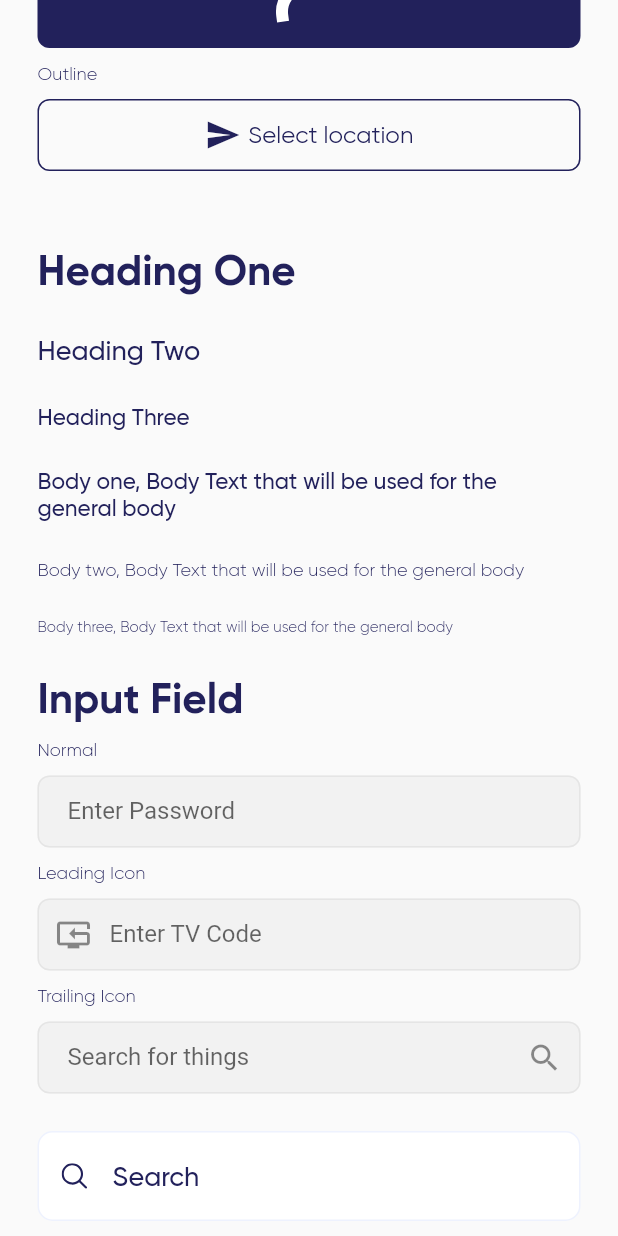
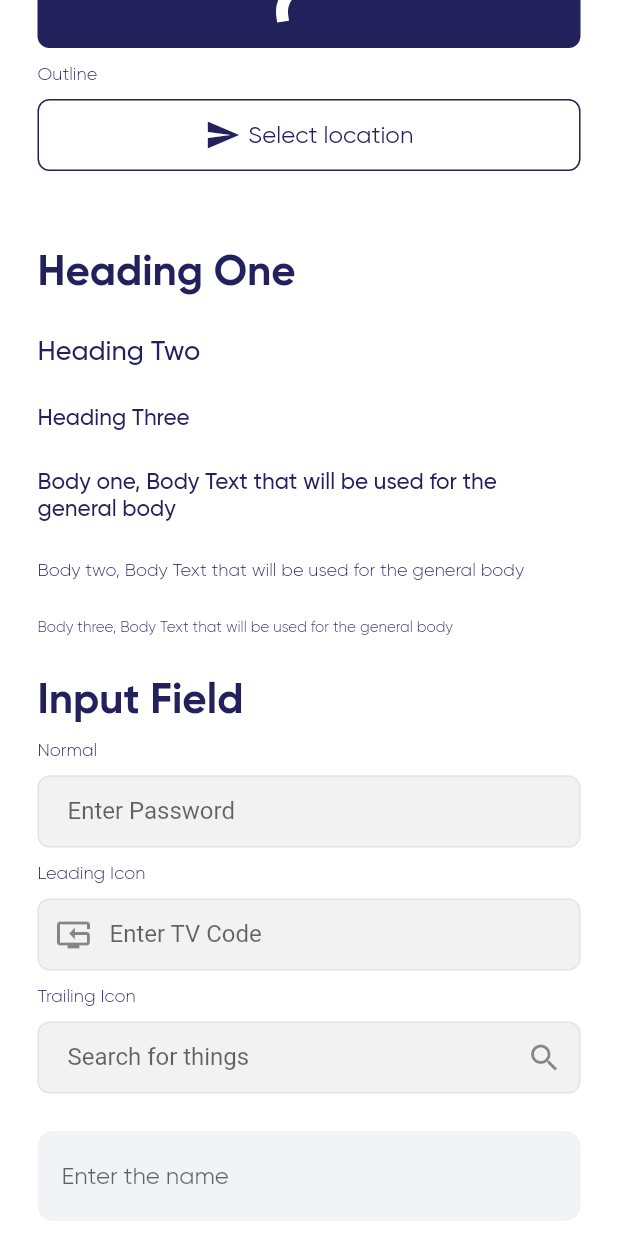
Before and after one commit to bannarisoftwares/Box_UI, a Flutter app: the screen it shows after launch, scrolled down 350 dp, on a phone screen of 412 x 824 dp. Run offline on Flutter 3.47's test engine with Material 2 defaults, Android fonts, the phone set to English and light mode, and no system bars; our stand-ins replace flutter_svg.

Commit message:
Added Box form input field

```diff
--- a/example/lib/example_view.dart
+++ b/example/lib/example_view.dart
@@ -7,6 +7,7 @@ class ExampleView extends StatelessWidget {
   @override
   Widget build(BuildContext context) {
     return Scaffold(
+      backgroundColor: Colors.white,
       body: ListView(
         padding: const EdgeInsets.symmetric(horizontal: 25, vertical: 30),
         children: [
@@ -32,11 +33,14 @@ class ExampleView extends StatelessWidget {
         verticalSpaceMedium,
         BoxText.headingThree('Heading Three'),
         verticalSpaceMedium,
-        BoxText.bodyOne('Body one, Body Text that will be used for the general body'),
+        BoxText.bodyOne(
+            'Body one, Body Text that will be used for the general body'),
         verticalSpaceMedium,
-        BoxText.bodyTwo('Body two, Body Text that will be used for the general body'),
+        BoxText.bodyTwo(
+            'Body two, Body Text that will be used for the general body'),
         verticalSpaceMedium,
-        BoxText.bodyThree('Body three, Body Text that will be used for the general body'),
+        BoxText.bodyThree(
+            'Body three, Body Text that will be used for the general body'),
         verticalSpaceMedium,
       ];
 
@@ -102,8 +106,6 @@ class ExampleView extends StatelessWidget {
         )
       ];
 
-  List<Widget> get widgets => [
-    verticalSpaceMedium,
-    BoxSearch(),
-    verticalSpaceMedium];
+  List<Widget> get widgets =>
+      [verticalSpaceMedium, BoxInput(), verticalSpaceMedium, BoxSearch()];
 }
--- a/lib/box_ui.dart
+++ b/lib/box_ui.dart
@@ -6,6 +6,7 @@ export 'src/widgets/box_button.dart';
 export 'src/widgets/box_input_field.dart';
 export 'src/widgets/autocomplete_listItem.dart';
 export 'src/widgets/box_search.dart';
+export 'src/widgets/box_form_input_field.dart';
 
 // Colors Export
 export 'src/shared/app_colors.dart';
--- a/lib/src/shared/app_colors.dart
+++ b/lib/src/shared/app_colors.dart
@@ -1,8 +1,10 @@
 import 'package:flutter/material.dart';
 
 const Color kcPrimaryColor = Color(0xff22215B);
+const Color kcWhiteColor = Color(0xffffffff);
 const Color kcSecondaryColor = Color(0xff8E97FD);
 const Color kcMediumGreyColor = Color(0xff868686);
 const Color kcLightGreyColor = Color(0xffe5e5e5);
+const Color kcGreyColor = Color(0xFFF2F3F7);
 const Color kcVeryLightGreyColor = Color(0xfff2f2f2);
-const Color kcBorderColor = Color(0xffEEF2FE);
+const Color kcBorderColor = Color(0xFFEEF2FE);
--- /dev/null
+++ b/lib/src/widgets/box_form_input_field.dart
@@ -0,0 +1,43 @@
+import 'package:box_ui/box_ui.dart';
+import 'package:box_ui/src/shared/styles.dart';
+import 'package:flutter/cupertino.dart';
+import 'package:flutter/material.dart';
+import 'package:flutter_svg/svg.dart';
+
+class BoxInput extends StatelessWidget {
+  final String hintText;
+  final double verticalPadding;
+  final double horizontalPadding;
+  final double borderWidth;
+  final double borderRadius;
+
+  // const BoxInput({Key? key, this.hintText = "Search"}) : super(key: key);
+  const BoxInput(
+      {Key? key,
+      this.hintText = "Enter the name",
+      this.verticalPadding = 5,
+      this.horizontalPadding = 15,
+      this.borderWidth = 1,
+      this.borderRadius = 10})
+      : super(key: key);
+
+  @override
+  Widget build(BuildContext context) {
+    return Container(
+        // margin: EdgeInsets.symmetric(vertical: 30),
+        padding: EdgeInsets.symmetric(
+            vertical: verticalPadding, horizontal: horizontalPadding),
+        decoration: BoxDecoration(
+            color: kcGreyColor,
+            borderRadius: BorderRadius.circular(borderRadius),
+            border: Border.all(color: kcGreyColor, width: borderWidth)),
+        child: TextField(
+          // style: TextStyle(fontFamily: FontStyle.),
+          decoration: InputDecoration(
+            hintText: hintText,
+            hintStyle: bodyStyle,
+            border: InputBorder.none,
+          ),
+        ));
+  }
+}
```
